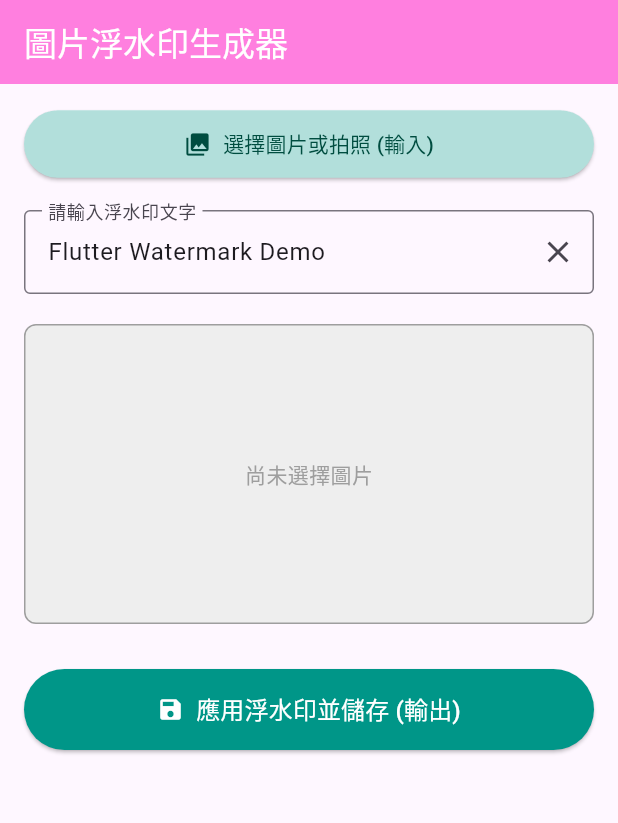
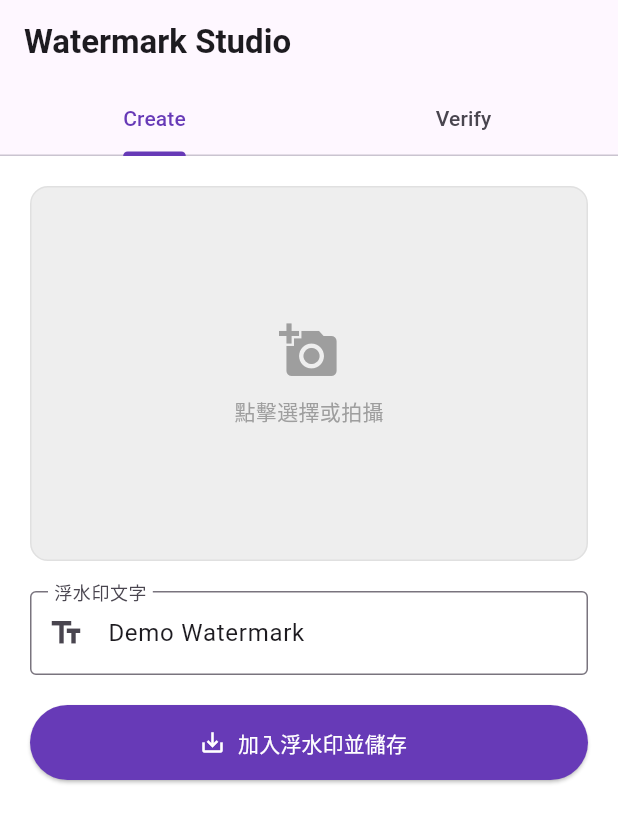
Before and after one commit to milu0716/watermark, a Flutter app: the screen it shows after launch, on a phone screen of 412 x 824 dp. Shown: the top 823 px of the screen. Run offline on Flutter 3.47's test engine with Material 3 defaults, Android fonts, the phone set to English and light mode, and no system bars; our stand-ins replace image_picker, permission_handler, video_player; missing offline and left inert: ffmpeg_kit_flutter, gal.

Commit message:
可加影片

```diff
--- a/flutter_application_1/lib/main.dart
+++ b/flutter_application_1/lib/main.dart
@@ -1,371 +1,329 @@
-// -----------------------------------------------------------------------------
-// 檔案頂部：匯入所有需要的套件
-// -----------------------------------------------------------------------------
-import 'dart:io'; // 用於檔案操作，例如 File class
-import 'dart:typed_data'; // 用於處理原始位元組數據，例如 Uint8List
-// 匯入 foundation 套件，目的是為了使用 compute 函式，它能將繁重的工作移至背景執行緒。
-import 'package:flutter/foundation.dart';
-import 'package:flutter/material.dart'; // Flutter Material Design UI 框架
-import 'package:image_picker/image_picker.dart'; // 從相簿或相機選擇圖片的套件
-import 'package:image/image.dart' as img; // 強大的 Dart 圖片處理函式庫，我們使用 'img' 作為別名以避免名稱衝突
-import 'package:path_provider/path_provider.dart'; // 用於尋找檔案系統上的常用路徑，例如 App 的文件目錄
-import 'package:permission_handler/permission_handler.dart'; // 用於在執行時請求和檢查權限
+import 'dart:io';
+import 'dart:typed_data';
+import 'package:flutter/material.dart';
+import 'package:flutter/services.dart';
+import 'package:image_picker/image_picker.dart';
+import 'package:path_provider/path_provider.dart';
+import 'package:permission_handler/permission_handler.dart';
+import 'package:video_player/video_player.dart';
+// 引用 Git 版的套件名稱
+import 'package:ffmpeg_kit_flutter/ffmpeg_kit.dart';
+import 'package:ffmpeg_kit_flutter/return_code.dart';
 import 'package:gal/gal.dart';
-// -----------------------------------------------------------------------------
-// 背景圖片處理函式
-// 這是一個「頂層函式」(Top-level function)，必須放在 class 之外，才能被 compute 呼叫。
-// -----------------------------------------------------------------------------
-Future<Uint8List?> _processImageInBackground(Map<String, dynamic> params) async {
-  // 從傳入的參數中解析出需要的資料
-  final File imageFile = params['imageFile'];
-  final String watermarkText = params['watermarkText'];
-  try {
-    // 步驟 1: 將圖片檔案讀取成原始的位元組數據 (Uint8List)
-    Uint8List imageBytes = await imageFile.readAsBytes();
 
-    // 步驟 2: 將位元組解碼成 `image` 套件可以操作的 Image 物件。
-    // 這是一個非常耗費 CPU 資源的操作，因此適合放在背景執行緒。
-    img.Image? originalImage = img.decodeImage(imageBytes);
-    if (originalImage == null) return null;
-
-    // 建立一個圖片複本來進行修改，避免操作原始資料
-    img.Image watermarkedImage = img.copyResize(originalImage,
-        width: originalImage.width, height: originalImage.height);
-
-    // 使用 `ColorRgba8` 來定義顏色，每個通道(R,G,B,Alpha)的值是 0-255。
-    // 150 代表約 60% 的不透明度。
-    final color = img.ColorRgba8(0, 0, 0, 150);
-
-    // 步驟 3: 在圖片上繪製文字浮水印
-    img.drawString(
-      watermarkedImage,
-      watermarkText,
-      font: img.arial24, // 使用 image 套件內建的 24 號 Arial 字體
-      x: watermarkedImage.width ~/ 4, // 簡單定位在 1/4 寬度處
-      y: watermarkedImage.height ~/ 2, // 簡單定位在 1/2 高度處
-      color: color,
-    );
-
-    // 步驟 4: 將加上浮水印的 Image 物件編碼成 JPG 格式的位元組。
-    // 這也是一個耗費 CPU 資源的操作。
-    return img.encodeJpg(watermarkedImage);
-  } catch (e) {
-    // 如果在背景處理中發生任何錯誤，印出日誌並返回 null
-    debugPrint('Error in background processing: $e');
-    return null;
-  }
-}
-
-// -----------------------------------------------------------------------------
-// 應用程式的主要進入點 (Entry Point)
-// Dart 程式從這裡開始執行。
-// -----------------------------------------------------------------------------
 void main() {
-  // runApp 是 Flutter 的核心函式，它會將給定的 Widget 作為 App 的根元素並渲染到螢幕上。
   runApp(const WatermarkApp());
 }
 
-// -----------------------------------------------------------------------------
-// App 的根 Widget (Root Widget)
-// 這是一個無狀態的 Widget (StatelessWidget)，因為它本身不包含會改變的狀態。
-// 它的主要工作是設定 App 的整體主題、標題和首頁。
-// -----------------------------------------------------------------------------
 class WatermarkApp extends StatelessWidget {
   const WatermarkApp({super.key});
+
   @override
   Widget build(BuildContext context) {
-    // MaterialApp 是一個方便的 Widget，它封裝了 App 所需的許多常用功能，
-    // 如路由管理、主題設定等。
     return MaterialApp(
-      title: 'Watermark App', // App 在作業系統中的標題
-      theme: ThemeData( // 設定 App 的整體視覺主題
-        primarySwatch: Colors.pink, // 主題色板
-        useMaterial3: true, // 啟用 Material 3 設計風格
+      debugShowCheckedModeBanner: false,
+      title: 'Watermark Studio',
+      theme: ThemeData(
+        primarySwatch: Colors.deepPurple,
+        useMaterial3: true,
+        scaffoldBackgroundColor: Colors.white,
       ),
-      home: const WatermarkScreen(), // 指定 App 的首頁
+      home: const MainScreen(),
     );
   }
 }
 
-// -----------------------------------------------------------------------------
-// 主要畫面的 Widget
-// 這是一個有狀態的 Widget (StatefulWidget)，因為它需要儲存和管理會改變的資料，
-// 例如使用者選擇的圖片檔案 (`_selectedImage`)。
-// -----------------------------------------------------------------------------
-class WatermarkScreen extends StatefulWidget {
-  const WatermarkScreen({super.key});
+class MainScreen extends StatefulWidget {
+  const MainScreen({super.key});
   @override
-  State<WatermarkScreen> createState() => _WatermarkScreenState();
+  State<MainScreen> createState() => _MainScreenState();
 }
 
-// -----------------------------------------------------------------------------
-// `WatermarkScreen` 的狀態管理類別 (State Class)
-// 所有會變動的資料和與之相關的邏輯都寫在這裡。
-// -----------------------------------------------------------------------------
-class _WatermarkScreenState extends State<WatermarkScreen> {
-  // --- 狀態變數 ---
-  File? _selectedImage; // 用於儲存使用者選擇的圖片檔案。初始為 null。
-  final String _watermarkText = 'Flutter Watermark Demo'; // 預設的浮水印文字
-  // 用於控制 TextField 輸入框的控制器，可以讀取/設定輸入框的文字。
-  final TextEditingController _watermarkController = TextEditingController();
+class _MainScreenState extends State<MainScreen> with SingleTickerProviderStateMixin {
+  final List<String> _tabs = ["Create", "Verify"];
+  late TabController _tabController;
 
-  final ImagePicker _picker = ImagePicker();
-  // --- 生命週期方法 ---
-  // initState 是 Widget 生命週期中的一個方法，它在 Widget 第一次被建立時只會執行一次。
-  // 適合用來做一些初始化的設定。
   @override
   void initState() {
     super.initState();
-    // 初始化時，將預設文字填入輸入框控制器
-    _watermarkController.text = _watermarkText;
+    _tabController = TabController(length: _tabs.length, vsync: this);
   }
 
-  // --- 新增的函式：顯示選擇圖片來源的 BottomSheet ---
-  Future<void> _showImageSourceOptions() async {
-    showModalBottomSheet(
-      context: context,
-      builder: (BuildContext context) {
-        return SafeArea(
-          child: Column(
-            mainAxisSize: MainAxisSize.min, // 讓 Column 內容決定高度
-            children: <Widget>[
-              ListTile(
-                leading: const Icon(Icons.photo_library),
-                title: const Text('從相簿選擇'),
-                onTap: () {
-                  Navigator.pop(context); // 關閉 BottomSheet
-                  _pickImage(ImageSource.gallery); // 呼叫選擇相簿
-                },
+  @override
+  Widget build(BuildContext context) {
+    return Scaffold(
+      appBar: AppBar(
+        title: const Text("Watermark Studio", style: TextStyle(fontWeight: FontWeight.bold)),
+        bottom: TabBar(
+          controller: _tabController,
+          tabs: _tabs.map((t) => Tab(text: t)).toList(),
+          indicatorColor: Colors.deepPurple,
+          labelColor: Colors.deepPurple,
         ),
-              ListTile(
-                leading: const Icon(Icons.camera_alt),
-                title: const Text('使用相機拍照'),
-                onTap: () {
-                  Navigator.pop(context); // 關閉 BottomSheet
-                  _pickImage(ImageSource.camera); // 呼叫使用相機
-                },
       ),
+      body: TabBarView(
+        controller: _tabController,
+        children: const [
+          WatermarkCreatePage(),
+          WatermarkVerifyPage(),
         ],
-          ),
-        );
-      },
-    );
-  }
-
-  // --- 功能函式 ---
- // --- 修改後的函式：從相簿或相機選擇圖片 ---
-  Future<void> _pickImage(ImageSource source) async {
-    // 如果來源是相機，先請求相機權限
-    if (source == ImageSource.camera) {
-      if (await Permission.camera.request().isDenied) {
-        _showSnackbar('無法使用相機：請授予相機權限！', Colors.orange);
-        return;
-      }
-    }
-
-    // 因為相簿也需要儲存權限才能讀取，所以在這統一請求
-    // 但在 Android 13+ 上，ImagePicker 會自動處理，舊版本需要手動請求
-    if (source == ImageSource.gallery) {
-      if (await Permission.storage.request().isDenied) { // 這裡可以更精確地請求 Permission.photos
-        _showSnackbar('無法讀取相簿：請授予儲存權限！', Colors.orange);
-        return;
-      }
-    }
-
-    // 使用 _picker 實例來選擇圖片
-    final pickedFile = await _picker.pickImage(source: source);
-    if (pickedFile != null) {
-      setState(() {
-        _selectedImage = File(pickedFile.path);
-      });
-    }
-  }
-
-  // 這是按下「儲存」按鈕後的核心函式 (最終版本)
-Future<void> _applyWatermarkAndSave() async {
-  // 檢查 1: 確認使用者已經選擇了圖片 (不變)
-  if (_selectedImage == null) {
-    _showSnackbar('請先選擇一張圖片！', Colors.red);
-    return;
-  }
-
-  // 步驟 2: 請求相簿權限 (使用我們之前修正好的正確版本)
-  final status = await Permission.photos.request();
-  if (!status.isGranted) {
-    if (status.isPermanentlyDenied) {
-      _showSnackbar('您已永久拒絕權限，請前往設定頁面開啟', Colors.red);
-      await Future.delayed(const Duration(seconds: 2));
-      openAppSettings();
-    } else {
-      _showSnackbar('無法儲存：請授予相簿權限！', Colors.orange);
-    }
-    return;
-  }
-
-  // 顯示處理中提示
-  _showSnackbar('正在處理圖片，請稍候...', Colors.blue);
-
-  try {
-    // 準備參數並在背景執行緒處理圖片 (不變)
-    final params = {
-      'imageFile': _selectedImage!,
-      'watermarkText': _watermarkController.text.isEmpty
-          ? _watermarkText
-          : _watermarkController.text,
-    };
-    final Uint8List? encodedImage = await compute(_processImageInBackground, params);
-
-    if (encodedImage == null) {
-      _showSnackbar('圖片處理失敗！', Colors.red);
-      return;
-    }
-
-    // ==================== 核心修改：使用 gal 儲存到相簿 ====================
-
-    // 直接將處理好的圖片數據 (Uint8List) 交給 gal 套件儲存
-    await Gal.putImageBytes(
-      encodedImage,
-      album: '我的浮水印作品' // (可選) 您可以在相簿中建立一個專屬的資料夾名稱
-    );
-
-    _showSnackbar('圖片已成功儲存到手機相簿！', Colors.green);
-
-    // ====================================================================
-
-  } catch (e) {
-    // 捕捉 gal 或其他步驟可能拋出的錯誤
-    _showSnackbar('儲存失敗: $e', Colors.red);
-  }
-}
-
-  // 用於顯示提示訊息的輔助函式 (SnackBar)
-  void _showSnackbar(String message, Color color) {
-    // 檢查 Widget 是否還掛載在 Widget 樹上。這是一個好習慣，可以防止在非同步操作完成後，
-    // 對一個已經被銷毀的 Widget 進行操作而導致錯誤。
-    if (mounted) {
-      ScaffoldMessenger.of(context).showSnackBar(
-        SnackBar(
-          content: Text(message),
-          backgroundColor: color,
       ),
     );
   }
 }
 
-  // --- UI 建構方法 ---
-  // build 方法是 Flutter 的核心，它描述了 Widget 的 UI 應該長什麼樣子。
-  // 當 setState 被呼叫時，這個方法會被重新執行以更新畫面。
+// =============================================================================
+// 分頁 1: 製作浮水印 (完整功能版)
+// =============================================================================
+class WatermarkCreatePage extends StatefulWidget {
+  const WatermarkCreatePage({super.key});
+  @override
+  State<WatermarkCreatePage> createState() => _WatermarkCreatePageState();
+}
+
+class _WatermarkCreatePageState extends State<WatermarkCreatePage> with AutomaticKeepAliveClientMixin {
+  File? _selectedFile;
+  bool _isVideo = false;
+  VideoPlayerController? _videoController;
+  bool _isLoading = false;
+
+  final TextEditingController _watermarkController = TextEditingController(text: "Demo Watermark");
+  final ImagePicker _picker = ImagePicker();
+
+  @override
+  bool get wantKeepAlive => true;
+
+  @override
+  void dispose() {
+    _videoController?.dispose();
+    _watermarkController.dispose();
+    super.dispose();
+  }
+
+  // 準備字型檔 (給 FFmpeg 用)
+  Future<String?> _getFontPath() async {
+    try {
+      // ⚠️ 確保 assets/Arial.ttf 存在
+      const String fontName = "NotoSansTC-Regular.ttf";
+      final Directory dir = await getTemporaryDirectory();
+      final String path = "${dir.path}/$fontName";
+      final File file = File(path);
+
+      if (!await file.exists()) {
+        final ByteData data = await rootBundle.load("assets/$fontName");
+        final List<int> bytes = data.buffer.asUint8List();
+        await file.writeAsBytes(bytes);
+      }
+      return path;
+    } catch (e) {
+      debugPrint("Font Load Error: $e");
+      return null;
+    }
+  }
+
+  // 處理媒體 (FFmpeg + Gal)
+  Future<void> _processMedia() async {
+    if (_selectedFile == null) return;
+    FocusScope.of(context).unfocus();
+    setState(() => _isLoading = true);
+
+    try {
+      final String text = _watermarkController.text;
+      final String? fontPath = await _getFontPath();
+
+      final Directory tempDir = await getTemporaryDirectory();
+      final String ext = _isVideo ? "mp4" : "jpg";
+      final String outputPath = "${tempDir.path}/output_${DateTime.now().millisecondsSinceEpoch}.$ext";
+
+      // 設定字體路徑 (若有)
+      String fontOption = fontPath != null ? "fontfile='$fontPath':" : "";
+
+      // FFmpeg 濾鏡指令：右下角浮水印
+      // fontsize=64, 白色 80% 透明度
+      String filter = "drawtext=${fontOption}text='$text':fontsize=64:fontcolor=white@0.8:x=w-text_w-20:y=h-text_h-20";
+
+      // 組合指令
+      String cmd = "-i '${_selectedFile!.path}' -vf \"$filter\" ${_isVideo ? '-c:a aac' : ''} -y '$outputPath'";
+
+      debugPrint("執行 FFmpeg: $cmd");
+
+      await FFmpegKit.execute(cmd).then((session) async {
+        final returnCode = await session.getReturnCode();
+
+        if (ReturnCode.isSuccess(returnCode)) {
+          // 成功後存入相簿
+          try {
+            if (_isVideo) {
+              await Gal.putVideo(outputPath);
+            } else {
+              await Gal.putImage(outputPath);
+            }
+            _showSnackbar("成功！已儲存到相簿 🎉", Colors.green);
+          } catch (e) {
+            debugPrint("Gal Error: $e");
+            if (e.toString().contains("ACCESS_DENIED")) {
+               _showSnackbar("儲存失敗：請允許相簿存取權限", Colors.red);
+            } else {
+               _showSnackbar("儲存到相簿失敗: $e", Colors.red);
+            }
+          }
+        } else {
+          final logs = await session.getAllLogsAsString();
+          debugPrint("FFmpeg Error: $logs");
+          _showSnackbar("處理失敗，請檢查 Console Log", Colors.red);
+        }
+      });
+    } catch (e) {
+      _showSnackbar("發生錯誤: $e", Colors.red);
+    } finally {
+      setState(() => _isLoading = false);
+    }
+  }
+
+  // 選取媒體 (支援相機與相簿)
+  Future<void> _pickMedia(ImageSource source, {bool isVideo = false}) async {
+    try {
+      final XFile? picked;
+
+      if (isVideo) {
+        // 舊版語法：直接呼叫 pickVideo
+        picked = await _picker.pickVideo(
+          source: source,
+          maxDuration: const Duration(minutes: 10)
+        );
+      } else {
+        // 舊版語法：直接呼叫 pickImage
+        picked = await _picker.pickImage(
+          source: source,
+          maxWidth: 1920,
+          maxHeight: 1920
+        );
+      }
+
+      if (picked != null) {
+        File file = File(picked.path);
+        _videoController?.dispose();
+        _videoController = null;
+
+        if (isVideo) {
+          _videoController = VideoPlayerController.file(file);
+          await _videoController!.initialize();
+          _videoController!.setLooping(true);
+          _videoController!.play();
+        }
+
+        setState(() {
+          _selectedFile = file;
+          _isVideo = isVideo;
+        });
+      }
+    } catch (e) {
+       _showSnackbar("選取失敗: $e", Colors.red);
+    }
+  }
+
+  void _showSnackbar(String msg, Color color) {
+    if (mounted) ScaffoldMessenger.of(context).showSnackBar(SnackBar(content: Text(msg), backgroundColor: color));
+  }
+
+  // 底部選單
+  void _showMediaOptions() {
+    showModalBottomSheet(
+      context: context,
+      builder: (_) => SafeArea(
+        child: Column(
+          mainAxisSize: MainAxisSize.min,
+          children: [
+            ListTile(
+              leading: const Icon(Icons.photo_library, color: Colors.deepPurple),
+              title: const Text("從相簿選圖片"),
+              onTap: () { Navigator.pop(context); _pickMedia(ImageSource.gallery, isVideo: false); }
+            ),
+            ListTile(
+              leading: const Icon(Icons.camera_alt, color: Colors.deepPurple),
+              title: const Text("拍照"),
+              onTap: () { Navigator.pop(context); _pickMedia(ImageSource.camera, isVideo: false); }
+            ),
+            const Divider(),
+            ListTile(
+              leading: const Icon(Icons.video_library, color: Colors.deepPurple),
+              title: const Text("從相簿選影片"),
+              onTap: () { Navigator.pop(context); _pickMedia(ImageSource.gallery, isVideo: true); }
+            ),
+            ListTile(
+              leading: const Icon(Icons.videocam, color: Colors.deepPurple),
+              title: const Text("錄影"),
+              onTap: () { Navigator.pop(context); _pickMedia(ImageSource.camera, isVideo: true); }
+            ),
+          ],
+        ),
+      )
+    );
+  }
+
   @override
   Widget build(BuildContext context) {
-    // Scaffold 提供了 Material Design 的基本視覺佈局結構，如 AppBar, Body 等。
-    return Scaffold(
-      appBar: AppBar( // 頂部的應用程式欄
-        title: const Text('圖片浮水印生成器'),
-        backgroundColor: const Color.fromARGB(255, 255, 127, 223),
-        foregroundColor: Colors.white,
+    super.build(context);
+    return SingleChildScrollView(
+      padding: const EdgeInsets.all(20),
+      child: Column(
+        children: [
+           // 預覽區
+           GestureDetector(
+             onTap: _showMediaOptions,
+             child: Container(
+               height: 250,
+               decoration: BoxDecoration(
+                 color: Colors.grey[200],
+                 borderRadius: BorderRadius.circular(12),
+                 border: Border.all(color: Colors.grey[300]!)
                ),
-      // SingleChildScrollView 讓它的子 Widget 在內容超出螢幕時可以滾動，
-      // 這可以防止在小螢幕或鍵盤彈出時發生內容溢出的錯誤。
-      body: SingleChildScrollView(
-        padding: const EdgeInsets.all(16.0), // 在內容周圍加上邊距
-        child: Column( // Column 將其子 Widget 垂直排列
-          crossAxisAlignment: CrossAxisAlignment.stretch, // 讓子 Widget 在水平方向上填滿寬度
-          children: <Widget>[
-            // 1. 選擇圖片的按鈕
-            ElevatedButton.icon(
-              onPressed: _showImageSourceOptions,
-              icon: const Icon(Icons.photo_library),
-              label: const Text('選擇圖片或拍照 (輸入)'),
-              style: ElevatedButton.styleFrom(
-                padding: const EdgeInsets.all(12),
-                backgroundColor: Colors.teal.shade100,
-                foregroundColor: Colors.teal.shade900,
-              ),
-            ),
-            const SizedBox(height: 20), // 用於在 Widget 之間增加垂直間距
-            // 2. 浮水印文字輸入框
-            TextField(
-              controller: _watermarkController, // 綁定控制器
-              decoration: InputDecoration(
-                labelText: '請輸入浮水印文字',
-                border: const OutlineInputBorder(),
-                suffixIcon: IconButton( // 輸入框尾部的清除按鈕
-                  icon: const Icon(Icons.clear),
-                  onPressed: () => _watermarkController.clear(),
-                ),
+               alignment: Alignment.center,
+               child: _selectedFile == null
+                 ? const Column(mainAxisAlignment: MainAxisAlignment.center, children: [
+                     Icon(Icons.add_a_photo, size: 40, color: Colors.grey),
+                     SizedBox(height: 10),
+                     Text("點擊選擇或拍攝", style: TextStyle(color: Colors.grey))
+                   ])
+                 : _isVideo
+                      ? AspectRatio(aspectRatio: _videoController?.value.aspectRatio ?? 16/9, child: VideoPlayer(_videoController!))
+                      : Image.file(_selectedFile!, fit: BoxFit.contain),
              ),
            ),
            const SizedBox(height: 20),
-            // 3. 圖片預覽區
-            // 使用三元運算子進行條件渲染：如果 `_selectedImage` 是 null，就顯示提示框；否則顯示圖片。
-            _selectedImage == null
-                ? Container( // 尚未選擇圖片時的提示框
-                    height: 200,
-                    alignment: Alignment.center,
-                    decoration: BoxDecoration(
-                      color: Colors.grey[200],
-                      border: Border.all(color: Colors.grey),
-                      borderRadius: BorderRadius.circular(8),
-                    ),
-                    child: const Text('尚未選擇圖片',
-                        style: TextStyle(color: Colors.grey)),
-                  )
-                : SizedBox( // 選擇圖片後的預覽區
-                    width: double.infinity,
-                    child: AspectRatio( // 固定子 Widget 的寬高比
-                      aspectRatio: 16 / 9,
-                      // 使用 Stack Widget 將圖片和預覽文字疊加在一起
-                      child: Stack(
-                        alignment: Alignment.center,
-                        children: [
-                          // 顯示使用者選擇的原始圖片
-                          Image.file(
-                            _selectedImage!,
-                            fit: BoxFit.cover, // 讓圖片填滿容器，可能會裁切
-                          ),
-                          // 疊加一個模擬的浮水印文字作為預覽
-                          // 注意：這只是一個「視覺預覽」，並未真正修改圖片。
-                          // 實際的圖片處理只在按下儲存按鈕時才會透過 compute 發生。
-                          Transform.rotate(
-                            angle: -30 * 3.14159 / 180, // 將角度轉換為弧度來旋轉 -30 度
-                            child: Text(
-                              _watermarkController.text.isEmpty
-                                  ? _watermarkText
-                                  : _watermarkController.text,
-                              style: TextStyle(
-                                color: Colors.white.withOpacity(0.6),
-                                fontSize: 24,
-                                fontWeight: FontWeight.bold,
-                                shadows: [ // 加上陰影讓文字在複雜背景下更清晰
-                                  Shadow(
-                                    blurRadius: 2.0,
-                                    color: Colors.black.withOpacity(0.5),
-                                    offset: const Offset(1.0, 1.0),
-                                  ),
-                                ],
+           // 輸入框
+           TextField(
+             controller: _watermarkController,
+             decoration: const InputDecoration(
+               labelText: "浮水印文字",
+               prefixIcon: Icon(Icons.text_fields),
+               border: OutlineInputBorder()
              ),
            ),
+           const SizedBox(height: 20),
+           // 按鈕
+           SizedBox(
+             width: double.infinity,
+             height: 50,
+             child: ElevatedButton.icon(
+               onPressed: _isLoading ? null : _processMedia,
+               style: ElevatedButton.styleFrom(backgroundColor: Colors.deepPurple, foregroundColor: Colors.white),
+               icon: _isLoading ? const SizedBox.shrink() : const Icon(Icons.save_alt),
+               label: _isLoading
+                 ? const CircularProgressIndicator(color: Colors.white)
+                 : const Text("加入浮水印並儲存"),
              ),
+           )
         ],
-                      ),
-                    ),
-                  ),
-            const SizedBox(height: 30),
-            // 4. 儲存按鈕
-            ElevatedButton.icon(
-              onPressed: _applyWatermarkAndSave,
-              icon: const Icon(Icons.save),
-              label: const Text('應用浮水印並儲存 (輸出)',
-                  style: TextStyle(fontSize: 16)),
-              style: ElevatedButton.styleFrom(
-                padding: const EdgeInsets.all(15),
-                backgroundColor: Colors.teal,
-                foregroundColor: Colors.white,
-              ),
-            ),
-          ],
-        ),
       ),
     );
   }
 }
+
+class WatermarkVerifyPage extends StatelessWidget {
+  const WatermarkVerifyPage({super.key});
+  @override
+  Widget build(BuildContext context) {
+    return const Center(child: Text("驗證功能開發中..."));
+  }
+}
```
Also changed, not shown: flutter_application_1/pubspec.yaml (+11 -2 lines), flutter_application_1/pubspec.lock, 22 other files. Lines whose indentation alone changed are shown as unchanged.
